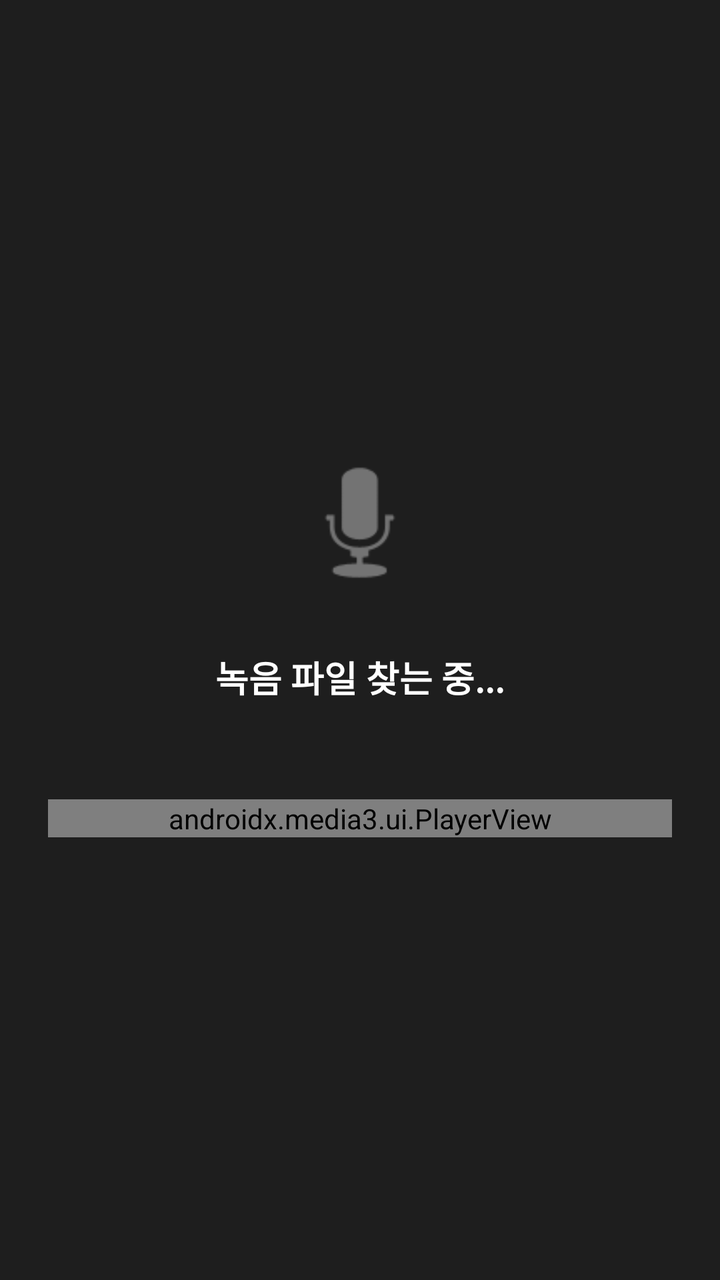
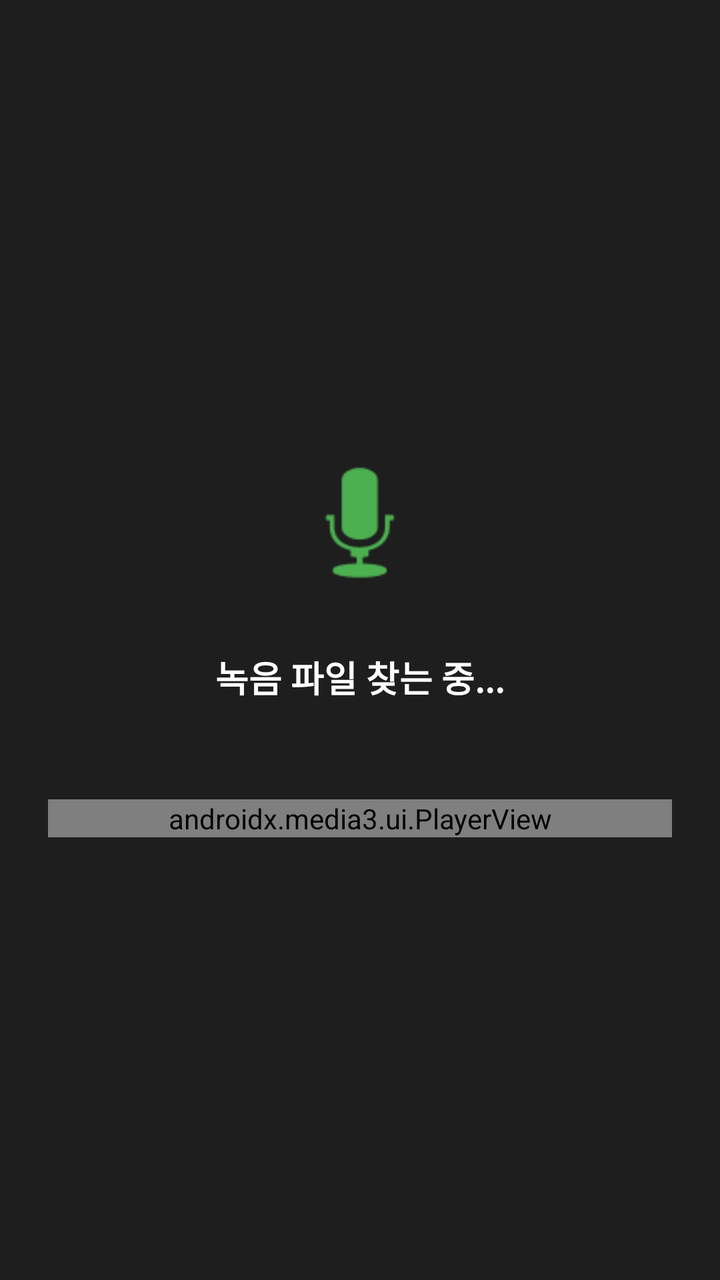

Compare the two renders of this Android layout. The source of the first and the diff that turns it into the second are given below.
<!-- AndroidManifest.xml: application theme android:Theme.DeviceDefault.Light.NoActionBar -->
<!-- res/layout/activity_playback.xml -->
<?xml version="1.0" encoding="utf-8"?>

<LinearLayout xmlns:android="http://schemas.android.com/apk/res/android"
    xmlns:app="http://schemas.android.com/apk/res-auto"
    android:layout_width="match_parent"
    android:layout_height="match_parent"
    android:background="#1E1E1E"
    android:gravity="center"
    android:orientation="vertical"
    android:padding="24dp">

    
    <ImageView
        android:layout_width="80dp"
        android:layout_height="80dp"
        android:layout_marginBottom="24dp"
        android:src="@android:drawable/ic_btn_speak_now"
        app:tint="#4CAF50" />

    <TextView
        android:id="@+id/tvFileInfo"
        android:layout_width="match_parent"
        android:layout_height="wrap_content"
        android:layout_marginBottom="48dp"
        android:gravity="center"
        android:text="녹음 파일 찾는 중..."
        android:textColor="#FFFFFF"
        android:textSize="18sp"
        android:textStyle="bold" />

    
    <androidx.media3.ui.PlayerView
        android:id="@+id/playerView"
        android:layout_width="match_parent"
        android:layout_height="wrap_content"
        app:show_buffering="never"
        app:surface_type="none" 
        app:use_artwork="false" />

</LinearLayout>
<!-- resources referenced by this layout -->
<resources>

</resources>

<!-- the commit's change to res/layout/activity_playback.xml (unified diff, before → after) -->
@@ -15,7 +15,7 @@
         android:layout_height="80dp"
         android:layout_marginBottom="24dp"
         android:src="@android:drawable/ic_btn_speak_now"
-        app:tint="#4CAF50" />
+        android:tint="#4CAF50" />
 
     <TextView
         android:id="@+id/tvFileInfo"
